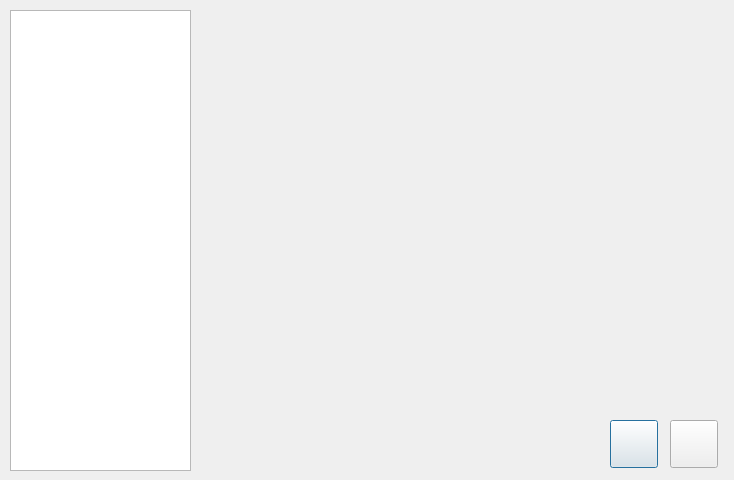
Above: res/msv_plot_gui.ui from fran-jo/SimuGUI before the change. Below: the same form after it.
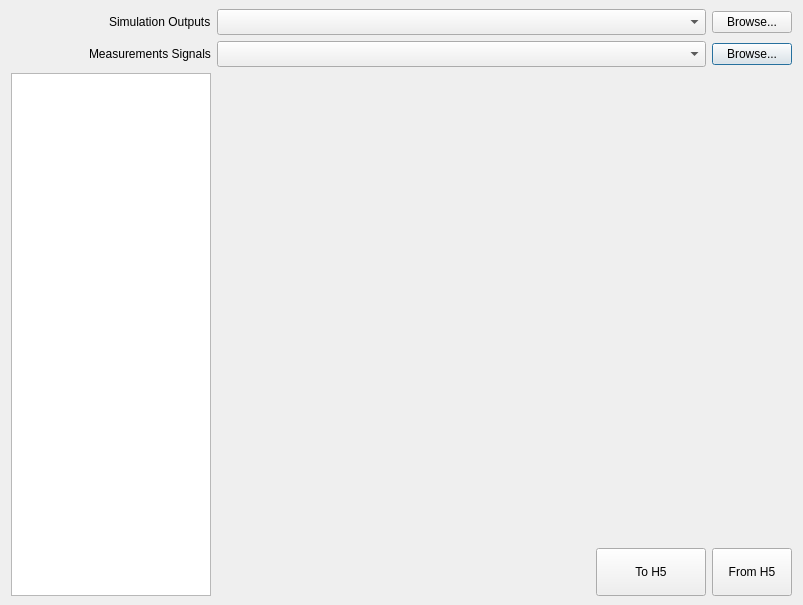
That is the form after the change. Icons and pictures are not drawn.

Diff of the .ui file:
```diff
--- a/res/msv_plot_gui.ui
+++ b/res/msv_plot_gui.ui
@@ -6,21 +6,141 @@
    <rect>
     <x>0</x>
     <y>0</y>
-    <width>734</width>
-    <height>480</height>
+    <width>803</width>
+    <height>605</height>
    </rect>
   </property>
   <property name="windowTitle">
    <string>Dialog</string>
   </property>
+  <widget class="QWidget" name="layoutWidget">
+   <property name="geometry">
+    <rect>
+     <x>11</x>
+     <y>9</y>
+     <width>781</width>
+     <height>587</height>
+    </rect>
+   </property>
+   <layout class="QGridLayout" name="gridLayout" columnstretch="0,0,0,0">
+    <item row="2" column="1" colspan="3">
+     <widget class="QWidget" name="centralWidget" native="true">
+      <property name="sizePolicy">
+       <sizepolicy hsizetype="Minimum" vsizetype="Minimum">
+        <horstretch>1</horstretch>
+        <verstretch>0</verstretch>
+       </sizepolicy>
+      </property>
+      <property name="minimumSize">
+       <size>
+        <width>520</width>
+        <height>380</height>
+       </size>
+      </property>
+     </widget>
+    </item>
+    <item row="1" column="0">
+     <widget class="QLabel" name="label_2">
+      <property name="sizePolicy">
+       <sizepolicy hsizetype="Fixed" vsizetype="Preferred">
+        <horstretch>0</horstretch>
+        <verstretch>0</verstretch>
+       </sizepolicy>
+      </property>
+      <property name="layoutDirection">
+       <enum>Qt::RightToLeft</enum>
+      </property>
+      <property name="text">
+       <string>Measurements Signals</string>
+      </property>
+     </widget>
+    </item>
+    <item row="1" column="3">
+     <widget class="QPushButton" name="btnBrowseMeasurements">
+      <property name="sizePolicy">
+       <sizepolicy hsizetype="Fixed" vsizetype="Fixed">
+        <horstretch>0</horstretch>
+        <verstretch>0</verstretch>
+       </sizepolicy>
+      </property>
+      <property name="text">
+       <string>Browse...</string>
+      </property>
+     </widget>
+    </item>
+    <item row="0" column="3">
+     <widget class="QPushButton" name="btnBrowsSimResults">
+      <property name="sizePolicy">
+       <sizepolicy hsizetype="Fixed" vsizetype="Fixed">
+        <horstretch>0</horstretch>
+        <verstretch>0</verstretch>
+       </sizepolicy>
+      </property>
+      <property name="text">
+       <string>Browse...</string>
+      </property>
+     </widget>
+    </item>
+    <item row="0" column="1" colspan="2">
+     <widget class="QComboBox" name="cbxSimulationResults">
+      <property name="sizePolicy">
+       <sizepolicy hsizetype="Minimum" vsizetype="Minimum">
+        <horstretch>0</horstretch>
+        <verstretch>0</verstretch>
+       </sizepolicy>
+      </property>
+      <property name="minimumSize">
+       <size>
+        <width>450</width>
+        <height>26</height>
+       </size>
+      </property>
+     </widget>
+    </item>
+    <item row="0" column="0">
+     <widget class="QLabel" name="label">
+      <property name="sizePolicy">
+       <sizepolicy hsizetype="Fixed" vsizetype="Preferred">
+        <horstretch>0</horstretch>
+        <verstretch>0</verstretch>
+       </sizepolicy>
+      </property>
+      <property name="layoutDirection">
+       <enum>Qt::RightToLeft</enum>
+      </property>
+      <property name="text">
+       <string>Simulation Outputs</string>
+      </property>
+     </widget>
+    </item>
+    <item row="2" column="0" rowspan="2">
   <widget class="QTreeWidget" name="twVariable">
-   <property name="geometry">
-    <rect>
-     <x>10</x>
-     <y>10</y>
-     <width>181</width>
-     <height>461</height>
-    </rect>
+      <property name="enabled">
+       <bool>true</bool>
+      </property>
+      <property name="sizePolicy">
+       <sizepolicy hsizetype="Fixed" vsizetype="Minimum">
+        <horstretch>0</horstretch>
+        <verstretch>0</verstretch>
+       </sizepolicy>
+      </property>
+      <property name="minimumSize">
+       <size>
+        <width>200</width>
+        <height>480</height>
+       </size>
+      </property>
+      <property name="maximumSize">
+       <size>
+        <width>200</width>
+        <height>16777215</height>
+       </size>
+      </property>
+      <property name="baseSize">
+       <size>
+        <width>160</width>
+        <height>460</height>
+       </size>
    </property>
    <property name="font">
     <font>
@@ -28,6 +148,12 @@
      <pointsize>12</pointsize>
     </font>
    </property>
+      <property name="frameShadow">
+       <enum>QFrame::Raised</enum>
+      </property>
+      <property name="selectionMode">
+       <enum>QAbstractItemView::SingleSelection</enum>
+      </property>
    <property name="indentation">
     <number>10</number>
    </property>
@@ -49,76 +175,80 @@
     </property>
    </column>
   </widget>
+    </item>
+    <item row="1" column="1" colspan="2">
+     <widget class="QComboBox" name="cbxMeasurements">
+      <property name="sizePolicy">
+       <sizepolicy hsizetype="Minimum" vsizetype="Fixed">
+        <horstretch>0</horstretch>
+        <verstretch>0</verstretch>
+       </sizepolicy>
+      </property>
+      <property name="minimumSize">
+       <size>
+        <width>450</width>
+        <height>26</height>
+       </size>
+      </property>
+     </widget>
+    </item>
+    <item row="3" column="3">
+     <widget class="QPushButton" name="btnLoadSignals">
+      <property name="sizePolicy">
+       <sizepolicy hsizetype="Minimum" vsizetype="Minimum">
+        <horstretch>0</horstretch>
+        <verstretch>0</verstretch>
+       </sizepolicy>
+      </property>
+      <property name="minimumSize">
+       <size>
+        <width>32</width>
+        <height>32</height>
+       </size>
+      </property>
+      <property name="maximumSize">
+       <size>
+        <width>110</width>
+        <height>48</height>
+       </size>
+      </property>
+      <property name="text">
+       <string>From H5</string>
+      </property>
+      <property name="icon">
+       <iconset>
+        <normaloff>img/1495484755_Log Out.ico</normaloff>img/1495484755_Log Out.ico</iconset>
+      </property>
+      <property name="iconSize">
+       <size>
+        <width>32</width>
+        <height>32</height>
+       </size>
+      </property>
+     </widget>
+    </item>
+    <item row="3" column="2">
   <widget class="QPushButton" name="btnSaveSignals">
-   <property name="geometry">
-    <rect>
-     <x>610</x>
-     <y>420</y>
-     <width>48</width>
-     <height>48</height>
-    </rect>
-   </property>
    <property name="sizePolicy">
-    <sizepolicy hsizetype="Minimum" vsizetype="Expanding">
+       <sizepolicy hsizetype="Minimum" vsizetype="Minimum">
      <horstretch>0</horstretch>
      <verstretch>0</verstretch>
     </sizepolicy>
    </property>
    <property name="minimumSize">
     <size>
-     <width>48</width>
-     <height>48</height>
-    </size>
-   </property>
-   <property name="maximumSize">
-    <size>
-     <width>48</width>
-     <height>48</height>
-    </size>
-   </property>
-   <property name="text">
-    <string/>
-   </property>
-   <property name="icon">
-    <iconset>
-     <normaloff>img/1495484551_Gnome-Document-Save-64.ico</normaloff>img/1495484551_Gnome-Document-Save-64.ico</iconset>
-   </property>
-   <property name="iconSize">
-    <size>
      <width>32</width>
      <height>32</height>
     </size>
    </property>
-  </widget>
-  <widget class="QPushButton" name="btnClose">
-   <property name="geometry">
-    <rect>
-     <x>670</x>
-     <y>420</y>
-     <width>48</width>
-     <height>48</height>
-    </rect>
-   </property>
-   <property name="sizePolicy">
-    <sizepolicy hsizetype="Minimum" vsizetype="Expanding">
-     <horstretch>0</horstretch>
-     <verstretch>0</verstretch>
-    </sizepolicy>
-   </property>
-   <property name="minimumSize">
-    <size>
-     <width>32</width>
-     <height>32</height>
-    </size>
-   </property>
    <property name="maximumSize">
     <size>
-     <width>48</width>
+        <width>110</width>
      <height>48</height>
     </size>
    </property>
    <property name="text">
-    <string/>
+       <string>To H5</string>
    </property>
    <property name="icon">
     <iconset>
@@ -131,15 +261,8 @@
     </size>
    </property>
   </widget>
-  <widget class="QWidget" name="centralWidget" native="true">
-   <property name="geometry">
-    <rect>
-     <x>239</x>
-     <y>89</y>
-     <width>401</width>
-     <height>231</height>
-    </rect>
-   </property>
+    </item>
+   </layout>
   </widget>
  </widget>
  <resources/>
```
Lines whose indentation alone changed are shown as unchanged.
